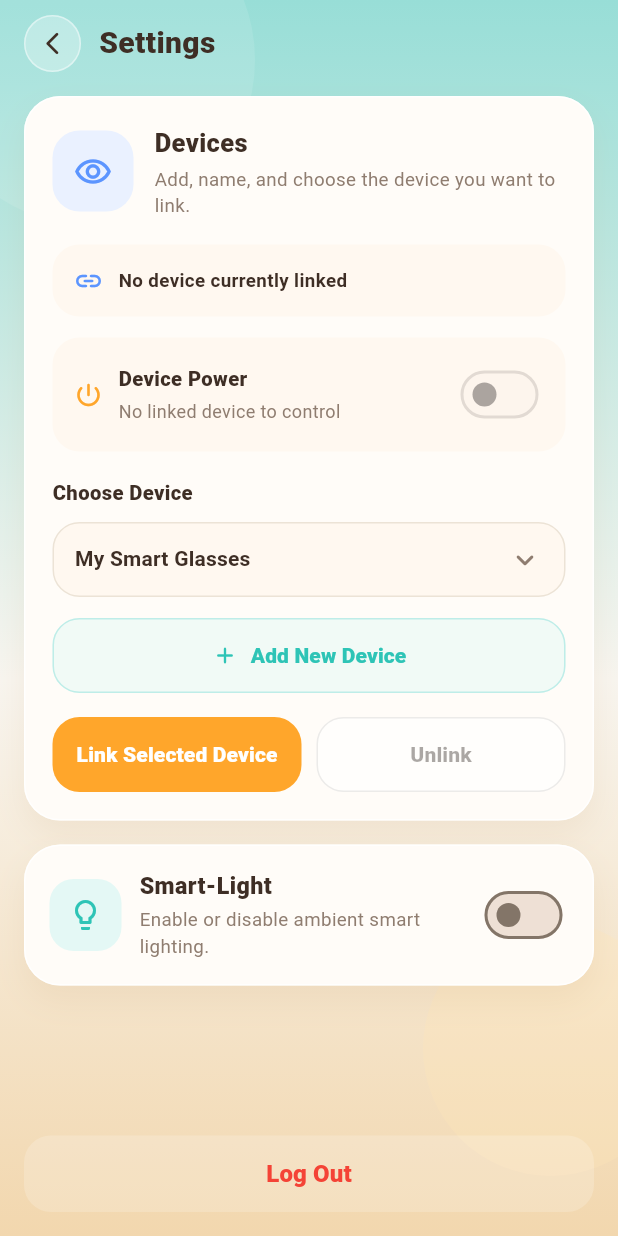
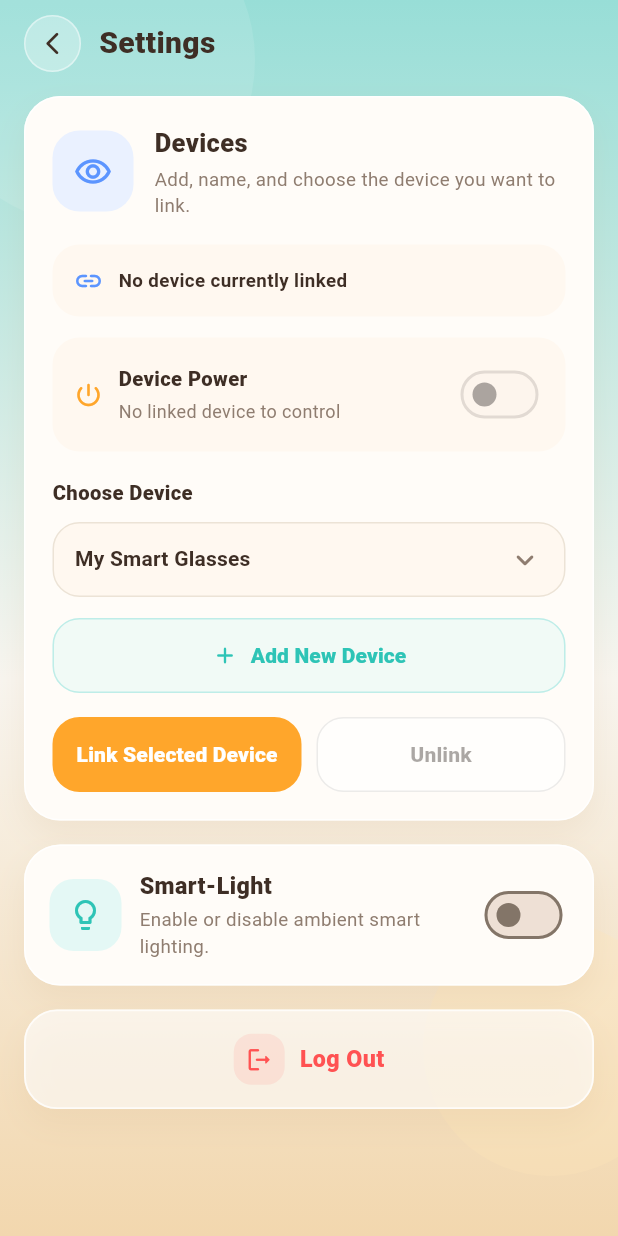
Before and after one commit to Joudj7tam/SeniorProject_SmartGlasses, a Flutter app: the SettingsPage screen opened directly with empty values, on a phone screen of 412 x 824 dp. Run offline on Flutter 3.47's test engine with Material 3 defaults, Android fonts, the phone set to English and light mode, and no system bars; our stand-ins replace firebase_auth, firebase_core, firebase_messaging, fl_chart, flutter_slidable, pdf; missing offline and left inert: media_store_plus; accounts and stored records are empty.

Commit message:
Update settings logout button layout

```diff
--- a/lib/pdf_report_service.dart
+++ b/lib/pdf_report_service.dart
@@ -183,7 +183,7 @@ class PdfReportService {
 
     return savedPath;
 
-    return savedPath;
+
   }
 
   static Future<_ReportUser> _fetchUser(String firebaseUid) async {
--- a/lib/settings_page.dart
+++ b/lib/settings_page.dart
@@ -1077,6 +1077,64 @@ class _SettingsPageState extends State<SettingsPage> {
     );
   }
 
+  Widget _buildLogoutButton() {
+    return Container(
+      width: double.infinity,
+      decoration: BoxDecoration(
+        color: Colors.white.withOpacity(0.62),
+        borderRadius: BorderRadius.circular(22),
+        border: Border.all(
+          color: Colors.white.withOpacity(0.75),
+          width: 1.2,
+        ),
+        boxShadow: [
+          BoxShadow(
+            color: const Color(0xFFBE9360).withOpacity(0.10),
+            blurRadius: 18,
+            offset: const Offset(0, 10),
+          ),
+        ],
+      ),
+      child: Material(
+        color: Colors.transparent,
+        child: InkWell(
+          borderRadius: BorderRadius.circular(22),
+          onTap: _showLogoutDialog,
+          child: Padding(
+            padding: const EdgeInsets.symmetric(horizontal: 16, vertical: 15),
+            child: Row(
+              mainAxisAlignment: MainAxisAlignment.center,
+              children: [
+                Container(
+                  width: 34,
+                  height: 34,
+                  decoration: BoxDecoration(
+                    color: Colors.redAccent.withOpacity(0.10),
+                    borderRadius: BorderRadius.circular(12),
+                  ),
+                  child: const Icon(
+                    Icons.logout_rounded,
+                    color: Colors.redAccent,
+                    size: 19,
+                  ),
+                ),
+                const SizedBox(width: 10),
+                const Text(
+                  'Log Out',
+                  style: TextStyle(
+                    color: Colors.redAccent,
+                    fontSize: 15.5,
+                    fontWeight: FontWeight.w900,
+                  ),
+                ),
+              ],
+            ),
+          ),
+        ),
+      ),
+    );
+  }
+
   @override
   Widget build(BuildContext context) {
     return Scaffold(
@@ -1169,33 +1227,14 @@ class _SettingsPageState extends State<SettingsPage> {
                             _buildGlassesLinkSection(),
                             const SizedBox(height: 16),
                             _buildSmartLightSection(),
-                            const SizedBox(height: 24),
+                            const SizedBox(height: 16),
+                            _buildLogoutButton(),
+                            const SizedBox(height: 28),
                           ],
                         ),
                       ),
                     ),
 
-                    SizedBox(
-                      width: double.infinity,
-                      child: TextButton(
-                        onPressed: _showLogoutDialog,
-                        style: TextButton.styleFrom(
-                          padding: const EdgeInsets.symmetric(vertical: 14),
-                          backgroundColor: Colors.white.withOpacity(0.18),
-                          shape: RoundedRectangleBorder(
-                            borderRadius: BorderRadius.circular(18),
-                          ),
-                        ),
-                        child: const Text(
-                          'Log Out',
-                          style: TextStyle(
-                            color: Colors.red,
-                            fontSize: 16,
-                            fontWeight: FontWeight.w800,
-                          ),
-                        ),
-                      ),
-                    ),
                   ],
                 ),
               ),
```
